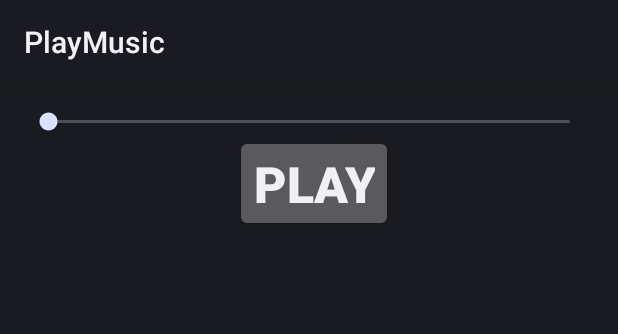
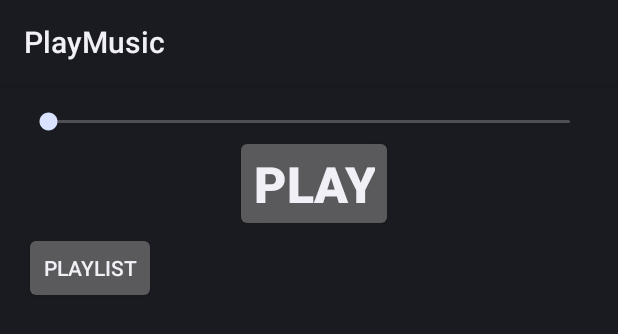
Before and after one commit to PLaG-In/PlayMusic, an Android app: the layout activity_main.xml on its own in the app's theme, with its tools: preview values and no code run, on a phone screen of 412 x 824 dp. Shown: the top 334 px of the screen. Run offline under Robolectric (Android 15) with nearby library versions, the phone set to English and light mode, and no system bars.

Commit message:
Design and playlist
Redesigned main activity. Added playlist activity.

```diff
--- a/app/src/main/java/com/plag_in/playmusic/PlayMusic.java
+++ b/app/src/main/java/com/plag_in/playmusic/PlayMusicService.java
@@ -4,8 +4,8 @@ import android.app.Service;
 import android.content.Intent;
 import android.os.IBinder;
 
-public class PlayMusic extends Service {
-    public PlayMusic() {
+public class PlayMusicService extends Service {
+    public PlayMusicService() {
     }
 
     @Override
--- /dev/null
+++ b/app/src/main/res/layout-v21/activity_main.xml
@@ -0,0 +1,81 @@
+<?xml version="1.0" encoding="utf-8"?>
+<LinearLayout xmlns:app="http://schemas.android.com/apk/res-auto"
+    xmlns:tools="http://schemas.android.com/tools"
+    xmlns:android="http://schemas.android.com/apk/res/android"
+    android:id="@+id/activity_main"
+    android:orientation="vertical"
+    android:layout_width="match_parent"
+    android:layout_height="match_parent"
+    android:paddingBottom="@dimen/activity_vertical_margin"
+    android:paddingLeft="@dimen/activity_horizontal_margin"
+    android:paddingRight="@dimen/activity_horizontal_margin"
+    android:paddingTop="@dimen/activity_vertical_margin"
+    tools:context="com.plag_in.playmusic.MainActivity"
+    android:weightSum="1">
+
+    <TextView
+        android:text="@string/music_theme_str"
+        android:layout_width="match_parent"
+        android:layout_height="wrap_content"
+        android:id="@+id/textView"
+        android:layout_weight="0.04"
+        android:textAlignment="center"
+        tools:textAlignment="center" />
+
+    <ImageView
+        android:contentDescription="@string/music_theme_str"
+        android:layout_width="match_parent"
+        android:layout_height="wrap_content"
+        app:srcCompat="@drawable/ic_launcher"
+        android:id="@+id/imageView"
+        android:layout_weight="0.97" />
+
+    <SeekBar
+        android:layout_width="fill_parent"
+        android:layout_height="wrap_content"
+        android:id="@+id/seekBar"/>
+
+    <LinearLayout
+        android:layout_width="wrap_content"
+        android:layout_height="wrap_content">
+
+        <ImageButton
+            android:contentDescription="@string/rewind_str"
+            android:id="@+id/RewindLeftButton"
+            android:layout_width="match_parent"
+            android:layout_height="wrap_content"
+            android:layout_marginStart="@dimen/margin_left"
+            app:srcCompat="@drawable/ic_left_rewind"
+            android:layout_weight="1.51" />
+
+        <ImageButton
+            android:contentDescription="@string/play_str"
+            android:id="@+id/ButtonPlayStop"
+            android:layout_width="wrap_content"
+            android:layout_height="wrap_content"
+            android:layout_marginStart="@dimen/margin_left"
+            app:srcCompat="@drawable/ic_play"
+            android:layout_weight="2.40"
+            android:onClick="playAndStop"/>
+
+        <ImageButton
+            android:contentDescription="@string/rewind_str"
+            android:id="@+id/RewindRightButton"
+            android:layout_height="wrap_content"
+            android:layout_width="wrap_content"
+            android:layout_marginStart="@dimen/margin_left"
+            app:srcCompat="@drawable/ic_right_rewind"
+            android:layout_weight="1" />
+
+        <ImageButton
+            android:contentDescription="@string/playlist_str"
+            android:id="@+id/PlaylistButton"
+            android:layout_width="wrap_content"
+            android:layout_height="wrap_content"
+            android:layout_marginStart="@dimen/margin_left"
+            app:srcCompat="@drawable/ic_list"
+            android:layout_weight="1" />
+
+    </LinearLayout>
+
+</LinearLayout>
--- a/app/src/main/res/layout/activity_main.xml
+++ b/app/src/main/res/layout/activity_main.xml
@@ -26,4 +26,12 @@
         android:layout_gravity="center"
         android:layout_marginRight="-3dp"/>
 
+    <Button
+        android:text="Playlist"
+        android:layout_width="wrap_content"
+        android:layout_height="wrap_content"
+        android:id="@+id/PlaylistButton"
+        android:textAlignment="center"
+        android:elevation="0dp" />
+
 </LinearLayout>
--- a/app/src/main/res/values/dimens.xml
+++ b/app/src/main/res/values/dimens.xml
@@ -2,4 +2,5 @@
     <!-- Default screen margins, per the Android Design guidelines. -->
     <dimen name="activity_horizontal_margin">16dp</dimen>
     <dimen name="activity_vertical_margin">16dp</dimen>
+    <dimen name="margin_left">20dp</dimen>
 </resources>
--- a/app/src/main/res/values/strings.xml
+++ b/app/src/main/res/values/strings.xml
@@ -1,5 +1,8 @@
 <resources>
     <string name="app_name">PlayMusic</string>
-    <string name="play_str">PLAY</string>
-    <string name="pause_str">PAUSE</string>
+    <string name="play_str">Play</string>
+    <string name="pause_str">Ppause</string>
+    <string name="playlist_str">Playlist</string>
+    <string name="music_theme_str">Current song</string>
+    <string name="rewind_str">Rewind song</string>
 </resources>
```
Also changed, not shown: app/src/main/AndroidManifest.xml (+6 -2 lines), app/src/main/java/com/plag_in/playmusic/MainActivity.java (+24 -13 lines), app/src/main/java/com/plag_in/playmusic/PlaylistActivity.java (added, +39 -0 lines), app/src/main/res/layout/activity_playlist.xml (added, +25 -0 lines), app/src/main/res/drawable-hdpi/background.png (added), app/src/main/res/drawable-hdpi/ic_left_rewind.png (added), app/src/main/res/drawable-hdpi/ic_list.png (added), app/src/main/res/drawable-hdpi/ic_pause.png (added), app/src/main/res/drawable-hdpi/ic_play.png (added), app/src/main/res/drawable-hdpi/ic_right_rewind.png (added), app/src/main/res/drawable-hdpi/ic_song.png (added).
